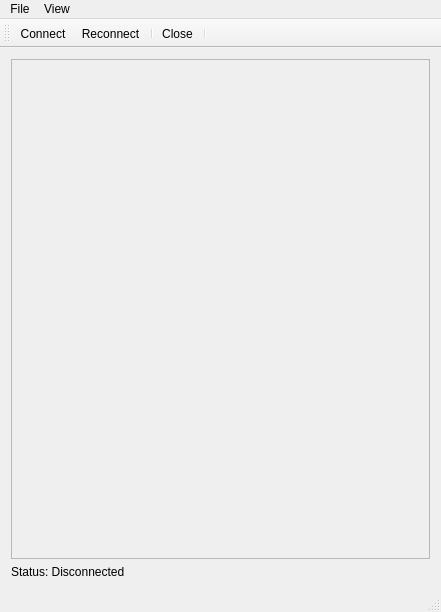
Old version of the form QtMeteo/mainwindow.ui in the repository grisu48/meteo.
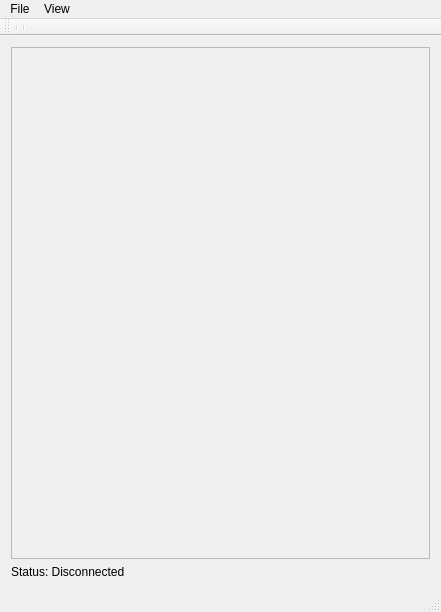
New version of the form.

What changed in the file:
```diff
--- a/QtMeteo/mainwindow.ui
+++ b/QtMeteo/mainwindow.ui
@@ -26,7 +26,7 @@
          <x>0</x>
          <y>0</y>
          <width>421</width>
-         <height>493</height>
+         <height>507</height>
         </rect>
        </property>
        <layout class="QGridLayout" name="gridLayout_2">
@@ -100,10 +100,7 @@
    <attribute name="toolBarBreak">
     <bool>false</bool>
    </attribute>
-   <addaction name="actionConnect"/>
-   <addaction name="actionReconnect"/>
    <addaction name="separator"/>
-   <addaction name="actionClose"/>
    <addaction name="separator"/>
   </widget>
   <widget class="QStatusBar" name="statusBar"/>
```
